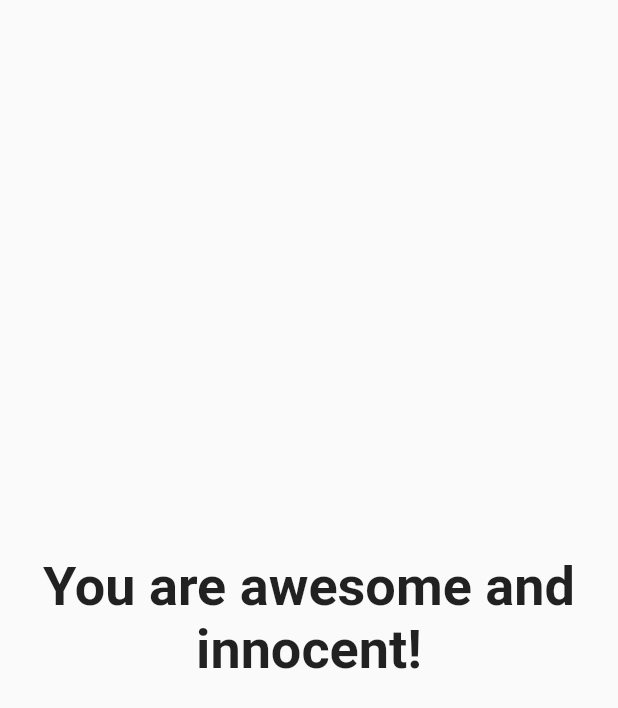
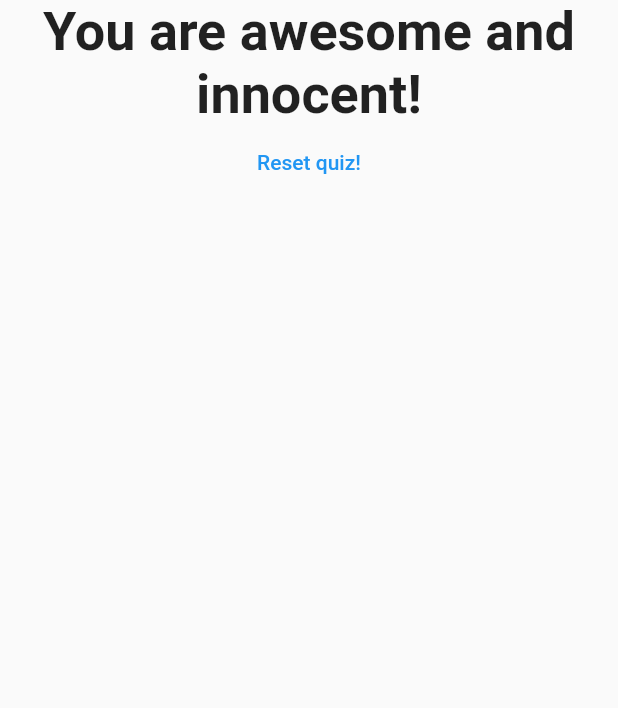
Before and after one commit to imedvesan/Flutter-Complete-Guide, a Flutter app: the Result widget shown alone on an empty page, opened directly with empty values, on a phone screen of 412 x 824 dp. Shown: the top 708 px of the screen. Run offline on Flutter 3.47's test engine with Material 2 defaults, Android fonts, the phone set to English and light mode, and no system bars.

Commit message:
resetting the quiz

```diff
--- a/lib/result.dart
+++ b/lib/result.dart
@@ -3,8 +3,9 @@ import 'package:flutter/material.dart';
 class Result extends StatelessWidget {
   // const ({ Key? key }) : super(key: key);
   final int resultScore;
+  final Function resetHandler;
 
-  Result(this.resultScore);
+  Result(this.resultScore, this.resetHandler);
 
   String get resultPhrase {
     String resultText;
@@ -22,10 +23,19 @@ class Result extends StatelessWidget {
   @override
   Widget build(BuildContext context) {
     return Center(
-        child: Text(
-      resultPhrase,
-      style: TextStyle(fontSize: 36, fontWeight: FontWeight.bold),
-      textAlign: TextAlign.center,
+        child: Column(
+      children: [
+        Text(
+          resultPhrase,
+          style: TextStyle(fontSize: 36, fontWeight: FontWeight.bold),
+          textAlign: TextAlign.center,
+        ),
+        FlatButton(
+          onPressed: resetHandler,
+          child: Text('Reset quiz!'),
+          textColor: Colors.blue,
+        )
+      ],
     ));
   }
 }
```
Also changed, not shown: lib/main.dart (+8 -1 lines).
